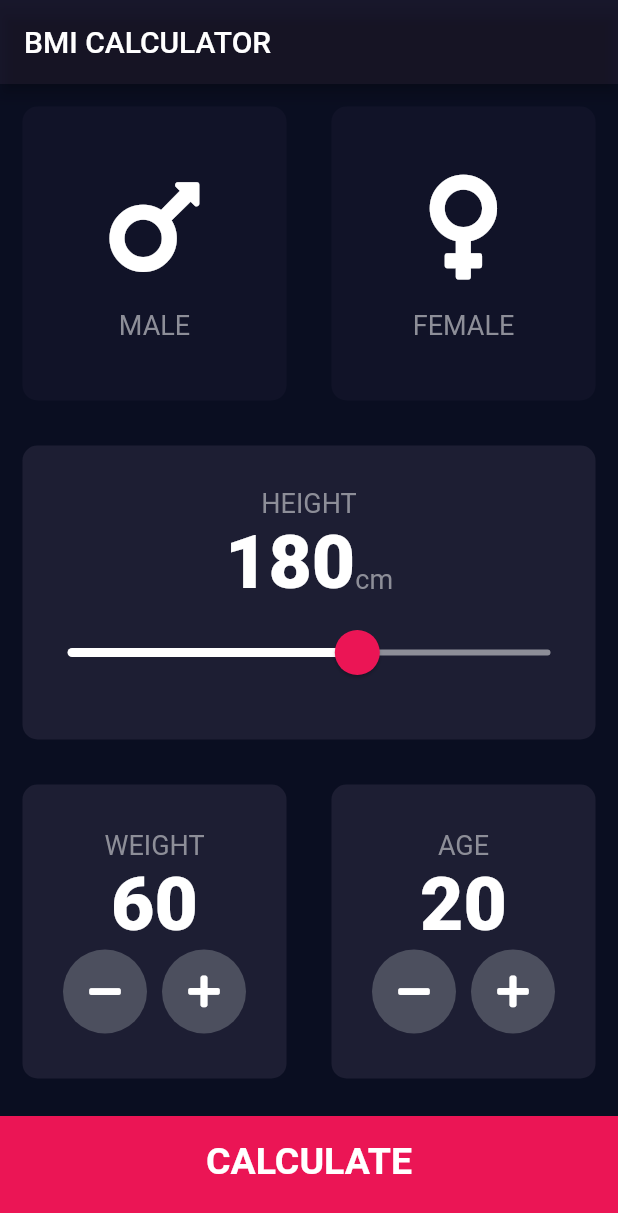
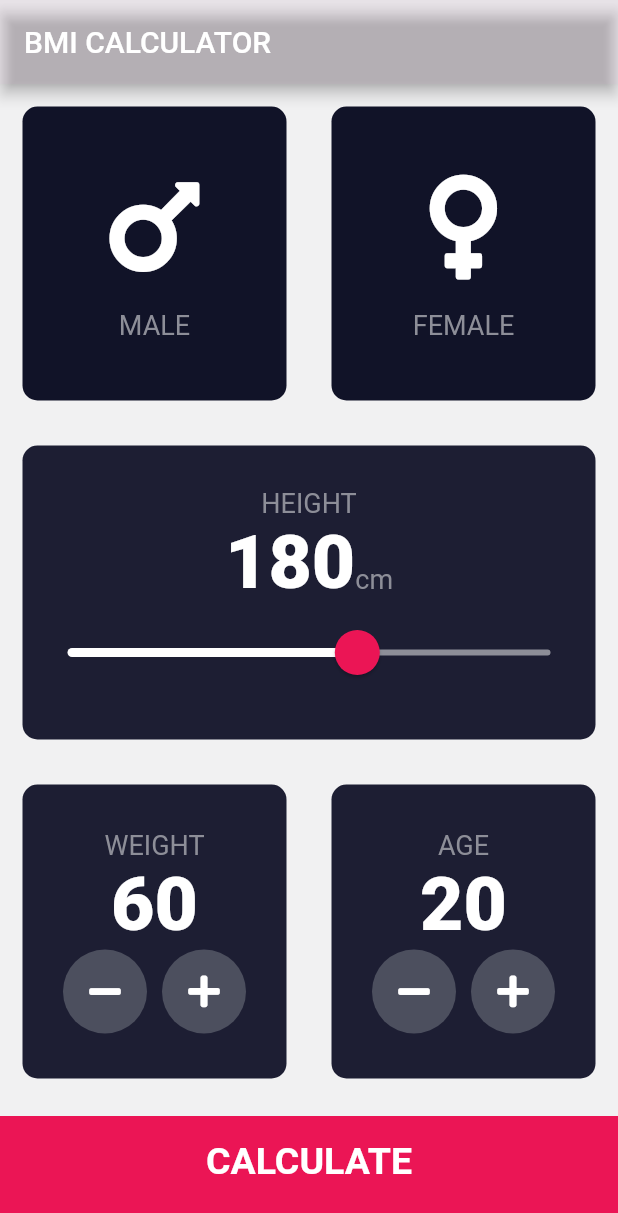
Before and after one commit to nouman-razzaq/advanced_BMI-Calculator, a Flutter app: the screen it shows after launch, on a phone screen of 412 x 824 dp. Shown: the top 1213 px of the screen. Run offline on Flutter 3.47's test engine with Material 2 defaults, Android fonts, the phone set to English and light mode, and no system bars; our stand-ins replace font_awesome_flutter.

Commit message:
change scaffold_background_color

```diff
--- a/lib/main.dart
+++ b/lib/main.dart
@@ -9,7 +9,7 @@ class BMICalculator extends StatelessWidget {
     return MaterialApp(
       theme: ThemeData.dark().copyWith(
         primaryColor: Color(0xFF0A0E1),
-        scaffoldBackgroundColor: Color(0xFF0A0E21),
+        scaffoldBackgroundColor: Color(0xF0A0E21),
       ),
       home: InputPage(),
     );
```
